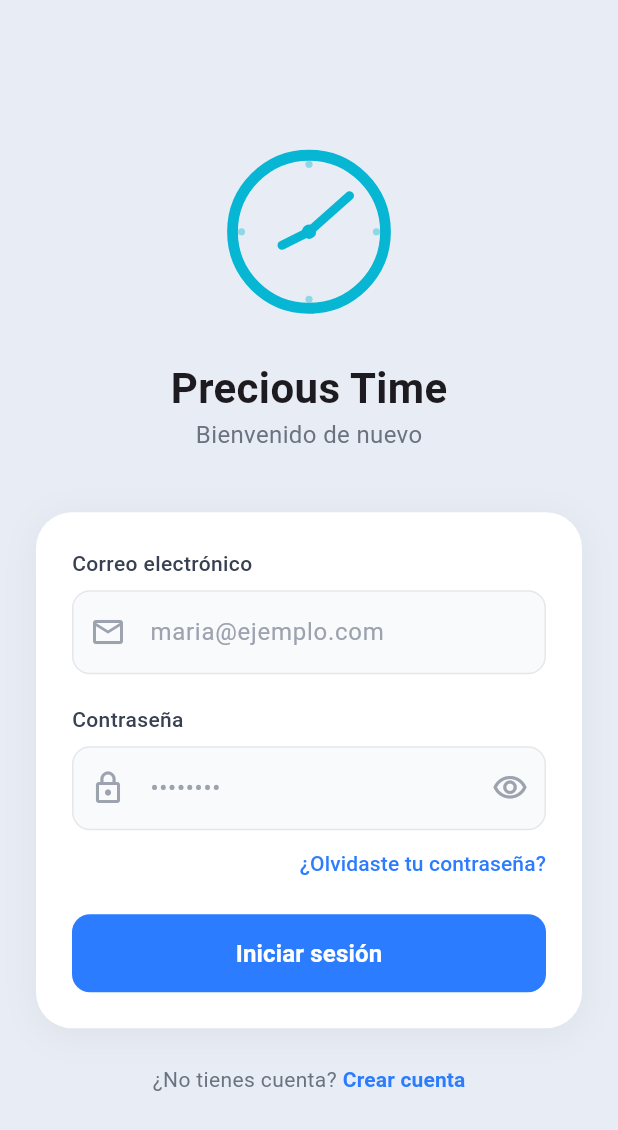
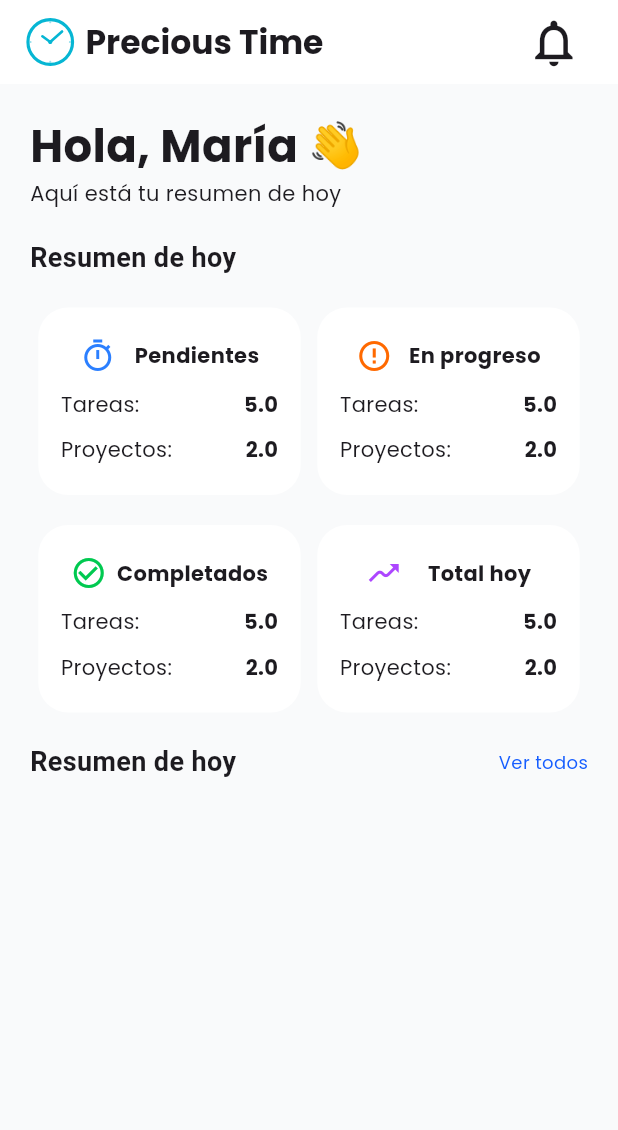
Before and after one commit to AlvLazCas06/Precious-Time-Mobile, a Flutter app: the screen it shows after launch, on a phone screen of 412 x 824 dp. Shown: the top 1130 px of the screen. Run offline on Flutter 3.47's test engine with Material 3 defaults, Android fonts, the phone set to English and light mode, and no system bars; our stand-ins replace flutter_svg, google_fonts.

Commit message:
Desarrollo de la pantalla de inicio de la aplicación

```diff
--- a/precious_time_mobile/lib/main.dart
+++ b/precious_time_mobile/lib/main.dart
@@ -1,5 +1,6 @@
 import 'package:flutter/material.dart';
-import 'package:precious_time_mobile/ui/login.dart';
+import 'package:precious_time_mobile/ui/home_page_view.dart';
+//import 'package:precious_time_mobile/ui/login.dart';
 
 void main() {
   runApp(const MyApp());
@@ -16,7 +17,7 @@ class MyApp extends StatelessWidget {
       theme: ThemeData(
         colorScheme: .fromSeed(seedColor: Colors.deepPurple),
       ),
-      home: Login(),
+      home: HomePageView(),
     );
   }
 }
--- /dev/null
+++ b/precious_time_mobile/lib/shared/summary_box_widget.dart
@@ -0,0 +1,58 @@
+import 'package:flutter/material.dart';
+import 'package:google_fonts/google_fonts.dart';
+
+class SummaryBoxWidget extends StatelessWidget {
+  const SummaryBoxWidget({
+    super.key,
+    required this.icon,
+    required this.iconColor,
+    required this.label,
+    required this.totalTasks,
+    required this.totalProjects
+  });
+
+  final IconData icon;
+  final Color iconColor;
+  final String label;
+  final double totalTasks;
+  final double totalProjects;
+
+  @override
+  Widget build(BuildContext context) {
+    return Container(
+      width: 175,
+      height: 125,
+      padding: EdgeInsets.all(15),
+      decoration: BoxDecoration(
+        color: Colors.white,
+        borderRadius: BorderRadius.circular(20),
+      ),
+      child: Column(
+        mainAxisAlignment: MainAxisAlignment.spaceAround,
+        children: [
+          Row(
+            mainAxisAlignment: MainAxisAlignment.spaceEvenly,
+            children: [
+              Icon(icon, color: iconColor,),
+              Text(label, style: GoogleFonts.poppins(fontWeight: FontWeight.bold),)
+            ],
+          ),
+          Row(
+            mainAxisAlignment: MainAxisAlignment.spaceBetween,
+            children: [
+              Text('Tareas:', style: GoogleFonts.poppins()),
+              Text(totalTasks.toString(), style: GoogleFonts.poppins(fontWeight: FontWeight.bold),)
+            ],
+          ),
+          Row(
+            mainAxisAlignment: MainAxisAlignment.spaceBetween,
+            children: [
+              Text('Proyectos:', style: GoogleFonts.poppins()),
+              Text(totalProjects.toString(), style: GoogleFonts.poppins(fontWeight: FontWeight.bold))
+            ],
+          )
+        ],
+      ),
+    );
+  }
+}
--- /dev/null
+++ b/precious_time_mobile/lib/ui/home_page_view.dart
@@ -0,0 +1,89 @@
+import 'package:flutter/material.dart';
+import 'package:flutter_svg/svg.dart';
+import 'package:google_fonts/google_fonts.dart';
+import 'package:precious_time_mobile/shared/summary_box_widget.dart';
+
+class HomePageView extends StatefulWidget {
+  const HomePageView({super.key});
+
+  @override
+  State<HomePageView> createState() => _HomePageViewState();
+}
+
+class _HomePageViewState extends State<HomePageView> {
+  @override
+  Widget build(BuildContext context) {
+    return Scaffold(
+      appBar: AppBar(
+        backgroundColor: Colors.white,
+        title: Row(
+          mainAxisAlignment: MainAxisAlignment.spaceBetween,
+          children: [
+            Row(
+              children: [
+                SvgPicture.asset('assets/images/PreciousTimeLogo.svg', width: 35, height: 35,),
+                SizedBox(width: 6,),
+                Text('Precious Time', style: GoogleFonts.poppins(fontWeight: FontWeight.bold),)
+              ],
+            ),
+            IconButton(onPressed: () {}, icon: Icon(Icons.notifications_outlined, size: 37.5,))
+          ],
+        ),
+      ),
+      body: Container(
+        padding: EdgeInsets.all(20),
+        decoration: BoxDecoration(
+          color: Color.fromARGB(255, 249, 250, 251)
+        ),
+        child: Column(
+          crossAxisAlignment: CrossAxisAlignment.start,
+          children: [
+            Column(
+              crossAxisAlignment: CrossAxisAlignment.start,
+              children: [
+                Text('Hola, María 👋', style: GoogleFonts.poppins(fontWeight: FontWeight.bold, fontSize: 30)),
+                Text('Aquí está tu resumen de hoy', style: GoogleFonts.poppins(),)
+              ],
+            ),
+            SizedBox(height: 20,),
+            Column(
+              mainAxisAlignment: MainAxisAlignment.spaceAround,
+              crossAxisAlignment: CrossAxisAlignment.start,
+              children: [
+                Text('Resumen de hoy', style: TextStyle(fontWeight: FontWeight.bold, fontSize: 18),),
+                SizedBox(height: 20,),
+                Row(
+                  mainAxisAlignment: MainAxisAlignment.spaceAround,
+                  children: [
+                    SummaryBoxWidget(icon: Icons.timer_outlined, iconColor: Color.fromARGB(255, 43, 127, 255), label: 'Pendientes', totalTasks: 5, totalProjects: 2),
+                    SummaryBoxWidget(icon: Icons.error_outline, iconColor: Color.fromARGB(255, 255, 105, 0), label: 'En progreso', totalTasks: 5, totalProjects: 2)
+                  ],
+                ),
+                SizedBox(height: 20,),
+                Row(
+                  mainAxisAlignment: MainAxisAlignment.spaceAround,
+                  children: [
+                    SummaryBoxWidget(icon: Icons.check_circle_outline, iconColor: Color.fromARGB(255, 0, 201, 80), label: 'Completados', totalTasks: 5, totalProjects: 2),
+                    SummaryBoxWidget(icon: Icons.moving, iconColor: Color.fromARGB(255, 173, 70, 255), label: 'Total hoy', totalTasks: 5, totalProjects: 2)
+                  ],
+                )
+              ],
+            ),
+            SizedBox(height: 20,),
+            Column(
+              children: [
+                Row(
+                  mainAxisAlignment: MainAxisAlignment.spaceBetween,
+                  children: [
+                    Text('Resumen de hoy', style: TextStyle(fontWeight: FontWeight.bold, fontSize: 18),),
+                    Text('Ver todos', style: GoogleFonts.poppins(color: Color.fromARGB(255, 21, 93, 255), fontSize: 12),)
+                  ],
+                ),
+              ],
+            ),
+          ],
+        ),
+      ),
+    );
+  }
+}
--- a/precious_time_mobile/lib/ui/login.dart
+++ b/precious_time_mobile/lib/ui/login.dart
@@ -62,7 +62,7 @@ class _LoginState extends State<Login> {
                     borderRadius: BorderRadius.circular(24),
                     boxShadow: [
                       BoxShadow(
-                        color: Colors.black.withOpacity(0.05),
+                        color: Colors.black,
                         blurRadius: 20,
                         offset: const Offset(0, 4),
                       ),
@@ -177,13 +177,10 @@ class _LoginState extends State<Login> {
                         ),
                       ),
                       const SizedBox(height: 12),
-
-                      // Enlace ¿Olvidaste tu contraseña?
                       Align(
                         alignment: Alignment.centerRight,
                         child: TextButton(
                           onPressed: () {
-                            // TODO: Implementar recuperación de contraseña
                           },
                           style: TextButton.styleFrom(
                             padding: EdgeInsets.zero,
@@ -200,14 +197,11 @@ class _LoginState extends State<Login> {
                         ),
                       ),
                       const SizedBox(height: 24),
-
-                      // Botón Iniciar sesión
                       SizedBox(
                         width: double.infinity,
                         height: 52,
                         child: ElevatedButton(
                           onPressed: () {
-                            // TODO: Implementar lógica de inicio de sesión
                           },
                           style: ElevatedButton.styleFrom(
                             backgroundColor: const Color(0xFF2B7CFF),
@@ -244,7 +238,6 @@ class _LoginState extends State<Login> {
                     ),
                     TextButton(
                       onPressed: () {
-                        // TODO: Navegar a pantalla de registro
                       },
                       style: TextButton.styleFrom(
                         padding: const EdgeInsets.only(left: 4),
--- a/precious_time_mobile/pubspec.yaml
+++ b/precious_time_mobile/pubspec.yaml
@@ -35,6 +35,7 @@ dependencies:
   # Use with the CupertinoIcons class for iOS style icons.
   cupertino_icons: ^1.0.8
   flutter_svg: ^2.0.10+1
+  google_fonts: ^8.0.0
 
 dev_dependencies:
   flutter_test:
```
Also changed, not shown: precious_time_mobile/assets/images/PreciousTimeLogo.svg, precious_time_mobile/pubspec.lock.
